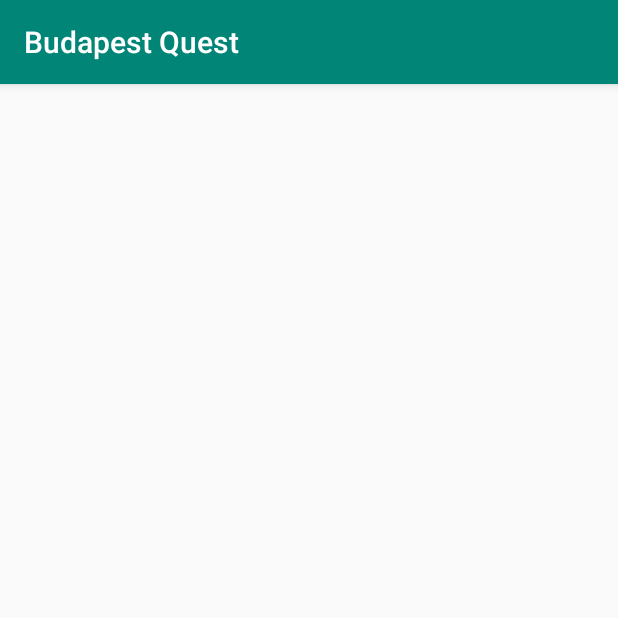
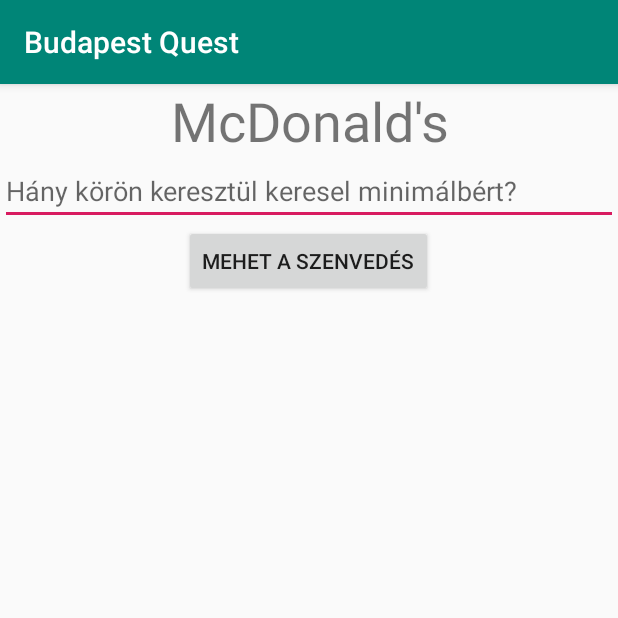
Before and after one commit to Kikikan/BudapestQuest, an Android app: the MunkaAct screen opened directly, with no data from a screen before it, on a phone screen of 412 x 824 dp, the top half of it. Run offline under Robolectric (Android 15) with nearby library versions, the phone set to English and light mode, and no system bars.

Commit message:
munka UI kész, kaszinó UI javítva

```diff
--- a/app/src/main/java/com/example/budapestquest/ActionCards/MunkaAct.java
+++ b/app/src/main/java/com/example/budapestquest/ActionCards/MunkaAct.java
@@ -1,28 +1,38 @@
 package com.example.budapestquest.ActionCards;
+
+import android.os.Bundle;
+import android.view.View;
+import android.widget.Button;
+import android.widget.EditText;
 
 import androidx.appcompat.app.AppCompatActivity;
 
 import com.example.budapestquest.GameController;
 import com.example.budapestquest.R;
 
-import android.os.Bundle;
-import android.text.Editable;
-import android.widget.EditText;
+public class MunkaAct extends AppCompatActivity {
 
-public class MunkaAct extends AppCompatActivity {
+    EditText kor;
 
     @Override
     protected void onCreate(Bundle savedInstanceState) {
         super.onCreate(savedInstanceState);
         setContentView(R.layout.activity_munka);
+        kor = findViewById(R.id.korEditText);
+        Button button = findViewById(R.id.munkaButton);
+        button.setOnClickListener(new View.OnClickListener()
+        {
+            @Override
+            public void onClick(View v)
+            {
+                ButtonMunka();
+            }
+        });
+
     }
 
     public int getDB(){
-        //TODO azt a edittextből kikérni az adatot ami benne van
-        EditText edit = null;//(EditText) findViewById(R.id.);
-        Editable editable = edit.getText();
-        String allTheText = editable.toString();
-        return Integer.parseInt(allTheText);
+        return Integer.parseInt(kor.getText().toString());
     }
 
     public void ButtonMunka()
--- a/app/src/main/res/layout/activity_kaszino.xml
+++ b/app/src/main/res/layout/activity_kaszino.xml
@@ -19,9 +19,10 @@
         android:id="@+id/osszeg"
         android:layout_width="match_parent"
         android:layout_height="wrap_content"
+        android:layout_gravity="center_horizontal"
         android:hint="Mennyit akarsz feltenni?"
-        android:layout_gravity="center_horizontal"
-        />
+        android:inputType="number"
+        android:singleLine="false" />
 
     <Button
         android:id="@+id/pokergomb"
--- a/app/src/main/res/layout/activity_munka.xml
+++ b/app/src/main/res/layout/activity_munka.xml
@@ -1,9 +1,32 @@
 <?xml version="1.0" encoding="utf-8"?>
-<androidx.constraintlayout.widget.ConstraintLayout xmlns:android="http://schemas.android.com/apk/res/android"
+<LinearLayout xmlns:android="http://schemas.android.com/apk/res/android"
     xmlns:app="http://schemas.android.com/apk/res-auto"
     xmlns:tools="http://schemas.android.com/tools"
+    android:orientation="vertical"
     android:layout_width="match_parent"
     android:layout_height="match_parent"
     tools:context=".ActionCards.MunkaAct">
 
-</androidx.constraintlayout.widget.ConstraintLayout>
+    <TextView
+        android:layout_width="match_parent"
+        android:layout_height="wrap_content"
+        android:textSize="36dp"
+        android:text="McDonald's"
+        android:gravity="center_horizontal" />
+
+    <EditText
+        android:id="@+id/korEditText"
+        android:layout_width="match_parent"
+        android:layout_height="wrap_content"
+        android:inputType="number"
+        android:hint="Hány körön keresztül keresel minimálbért?" />
+
+    <Button
+        android:id="@+id/munkaButton"
+        android:layout_width="wrap_content"
+        android:layout_height="wrap_content"
+        android:layout_gravity="center_horizontal"
+        android:text="mehet a szenvedés"/>
+
+
+</LinearLayout>
```
